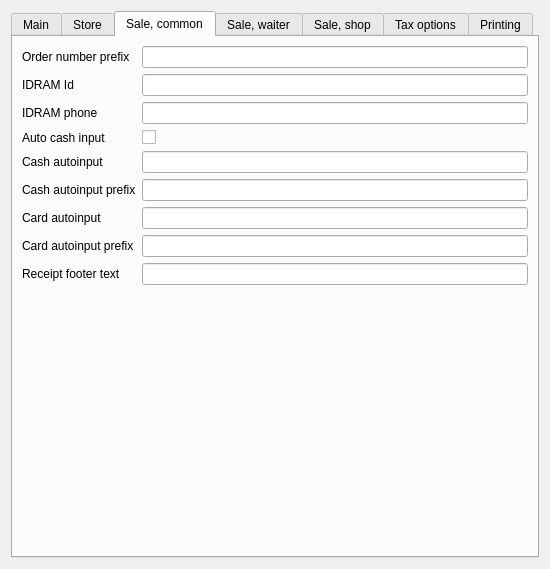
Old version of the form Reports/c5settingswidget.ui in the repository End1-1/Cafe5.
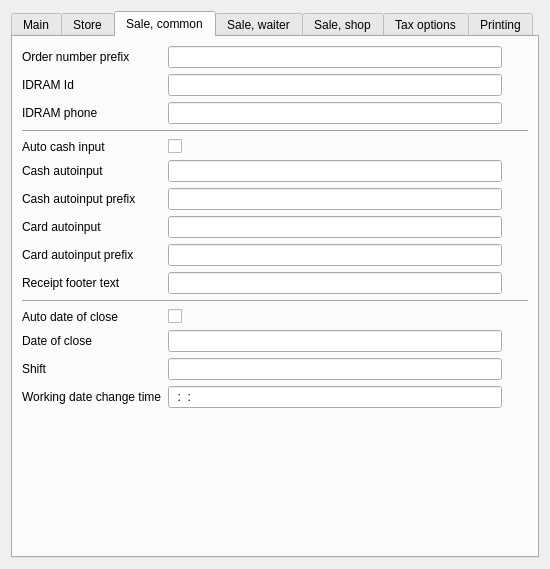
New version of the form. The open tabs and pages were chosen to show the change. Custom widgets are drawn as their Qt base class.

```diff
--- a/Reports/c5settingswidget.ui
+++ b/Reports/c5settingswidget.ui
@@ -19,8 +19,8 @@
   <property name="windowTitle">
    <string>Form</string>
   </property>
-  <layout class="QVBoxLayout" name="verticalLayout_2">
-   <item>
+  <layout class="QGridLayout" name="gridLayout">
+   <item row="0" column="0">
     <widget class="QTabWidget" name="tabWidget">
      <property name="focusPolicy">
       <enum>Qt::NoFocus</enum>
@@ -362,58 +362,111 @@
       <attribute name="title">
        <string>Sale, common</string>
       </attribute>
-      <layout class="QGridLayout" name="gridLayout">
-       <item row="5" column="2">
-        <widget class="C5LineEdit" name="leCashId">
+      <layout class="QGridLayout" name="gridLayout_8">
+       <item row="8" column="0">
+        <widget class="QLabel" name="label_40">
+         <property name="text">
+          <string>Card autoinput prefix</string>
+         </property>
+        </widget>
+       </item>
+       <item row="6" column="1">
+        <widget class="C5LineEdit" name="leCashIdPrefix">
          <property name="Tag" stdset="0">
           <number>32</number>
          </property>
         </widget>
        </item>
-       <item row="13" column="2">
-        <spacer name="verticalSpacer_2">
+       <item row="0" column="0">
+        <widget class="QLabel" name="label_10">
+         <property name="text">
+          <string>Order number prefix</string>
+         </property>
+        </widget>
+       </item>
+       <item row="10" column="0" colspan="3">
+        <widget class="Line" name="line_2">
          <property name="orientation">
-          <enum>Qt::Vertical</enum>
+          <enum>Qt::Horizontal</enum>
          </property>
-         <property name="sizeHint" stdset="0">
-          <size>
-           <width>20</width>
-           <height>40</height>
-          </size>
-         </property>
-        </spacer>
+        </widget>
        </item>
-       <item row="4" column="2">
-        <widget class="C5CheckBox" name="chAutoCash">
-         <property name="text">
-          <string/>
+       <item row="3" column="0" colspan="3">
+        <widget class="Line" name="line">
+         <property name="orientation">
+          <enum>Qt::Horizontal</enum>
          </property>
+        </widget>
+       </item>
+       <item row="12" column="1">
+        <widget class="C5LineEdit" name="leDateOfClose">
          <property name="Tag" stdset="0">
           <number>38</number>
          </property>
         </widget>
        </item>
-       <item row="9" column="2">
+       <item row="5" column="0">
+        <widget class="QLabel" name="label_34">
+         <property name="text">
+          <string>Cash autoinput</string>
+         </property>
+        </widget>
+       </item>
+       <item row="8" column="1">
         <widget class="C5LineEdit" name="leCardIdPrefix">
          <property name="Tag" stdset="0">
           <number>37</number>
          </property>
         </widget>
        </item>
-       <item row="1" column="2">
-        <widget class="C5LineEdit" name="leIDRAMID">
+       <item row="11" column="0">
+        <widget class="QLabel" name="label_24">
+         <property name="text">
+          <string>Auto date of close</string>
+         </property>
+        </widget>
+       </item>
+       <item row="14" column="0">
+        <widget class="QLabel" name="label_30">
+         <property name="text">
+          <string>Working date change time</string>
+         </property>
+        </widget>
+       </item>
+       <item row="7" column="1">
+        <widget class="C5LineEdit" name="leCardId">
          <property name="Tag" stdset="0">
           <number>3</number>
          </property>
         </widget>
        </item>
-       <item row="0" column="2">
+       <item row="1" column="0">
+        <widget class="QLabel" name="label_3">
+         <property name="text">
+          <string>IDRAM Id</string>
+         </property>
+        </widget>
+       </item>
+       <item row="0" column="1">
         <widget class="C5LineEdit" name="leOrderPrefix">
          <property name="Tag" stdset="0">
           <number>10</number>
          </property>
         </widget>
        </item>
+       <item row="15" column="2">
+        <spacer name="verticalSpacer_2">
+         <property name="orientation">
+          <enum>Qt::Vertical</enum>
+         </property>
+         <property name="sizeHint" stdset="0">
+          <size>
+           <width>20</width>
+           <height>40</height>
+          </size>
+         </property>
+        </spacer>
+       </item>
        <item row="6" column="0">
         <widget class="QLabel" name="label_39">
          <property name="text">
@@ -421,36 +474,32 @@
          </property>
         </widget>
        </item>
-       <item row="0" column="0">
-        <widget class="QLabel" name="label_10">
+       <item row="12" column="0">
+        <widget class="QLabel" name="label_60">
          <property name="text">
-          <string>Order number prefix</string>
+          <string>Date of close</string>
          </property>
         </widget>
        </item>
-       <item row="1" column="0">
-        <widget class="QLabel" name="label_3">
-         <property name="text">
-          <string>IDRAM Id</string>
+       <item row="14" column="1">
+        <widget class="C5LineEdit" name="leChangeWorkingDateTime">
+         <property name="inputMask">
+          <string>##:##:##</string>
          </property>
         </widget>
        </item>
-       <item row="2" column="0">
-        <widget class="QLabel" name="label_4">
+       <item row="4" column="1">
+        <widget class="C5CheckBox" name="chAutoCash">
          <property name="text">
-          <string>IDRAM phone</string>
+          <string/>
          </property>
-        </widget>
-       </item>
-       <item row="6" column="2">
-        <widget class="C5LineEdit" name="leCashIdPrefix">
          <property name="Tag" stdset="0">
           <number>36</number>
          </property>
         </widget>
        </item>
-       <item row="2" column="2">
-        <widget class="C5LineEdit" name="leIDRAMPhone">
+       <item row="9" column="1">
+        <widget class="C5LineEdit" name="leReceiptFooterText">
          <property name="Tag" stdset="0">
           <number>4</number>
          </property>
@@ -463,10 +512,17 @@
          </property>
         </widget>
        </item>
-       <item row="9" column="0">
-        <widget class="QLabel" name="label_40">
+       <item row="2" column="0">
+        <widget class="QLabel" name="label_4">
          <property name="text">
-          <string>Card autoinput prefix</string>
+          <string>IDRAM phone</string>
+         </property>
+        </widget>
+       </item>
+       <item row="5" column="1">
+        <widget class="C5LineEdit" name="leCashId">
+         <property name="Tag" stdset="0">
+          <number>32</number>
          </property>
         </widget>
        </item>
@@ -477,34 +533,51 @@
          </property>
         </widget>
        </item>
-       <item row="10" column="2">
-        <widget class="C5LineEdit" name="leReceiptFooterText">
-         <property name="Tag" stdset="0">
-          <number>56</number>
-         </property>
-        </widget>
-       </item>
-       <item row="5" column="0">
-        <widget class="QLabel" name="label_34">
-         <property name="text">
-          <string>Cash autoinput</string>
-         </property>
-        </widget>
-       </item>
-       <item row="7" column="2">
-        <widget class="C5LineEdit" name="leCardId">
-         <property name="Tag" stdset="0">
-          <number>35</number>
-         </property>
-        </widget>
-       </item>
-       <item row="10" column="0">
+       <item row="9" column="0">
         <widget class="QLabel" name="label_55">
          <property name="text">
           <string>Receipt footer text</string>
          </property>
         </widget>
        </item>
+       <item row="1" column="1">
+        <widget class="C5LineEdit" name="leIDRAMID">
+         <property name="Tag" stdset="0">
+          <number>3</number>
+         </property>
+        </widget>
+       </item>
+       <item row="11" column="1">
+        <widget class="C5CheckBox" name="chAutoDateCash">
+         <property name="text">
+          <string/>
+         </property>
+         <property name="Tag" stdset="0">
+          <number>19</number>
+         </property>
+        </widget>
+       </item>
+       <item row="2" column="1">
+        <widget class="C5LineEdit" name="leIDRAMPhone">
+         <property name="Tag" stdset="0">
+          <number>4</number>
+         </property>
+        </widget>
+       </item>
+       <item row="13" column="1">
+        <widget class="C5LineEdit" name="leShift">
+         <property name="Shift" stdset="0">
+          <number>31</number>
+         </property>
+        </widget>
+       </item>
+       <item row="13" column="0">
+        <widget class="QLabel" name="label_61">
+         <property name="text">
+          <string>Shift</string>
+         </property>
+        </widget>
+       </item>
       </layout>
      </widget>
      <widget class="QWidget" name="tab_5">
@@ -610,37 +683,6 @@
         </widget>
        </item>
        <item row="7" column="0">
-        <widget class="QLabel" name="label_30">
-         <property name="text">
-          <string>Working date change time</string>
-         </property>
-        </widget>
-       </item>
-       <item row="5" column="0">
-        <widget class="QLabel" name="label_19">
-         <property name="text">
-          <string>Hotel database</string>
-         </property>
-        </widget>
-       </item>
-       <item row="2" column="0">
-        <widget class="QLabel" name="label_24">
-         <property name="text">
-          <string>Service amount mode</string>
-         </property>
-        </widget>
-       </item>
-       <item row="7" column="1">
-        <widget class="C5LineEdit" name="leChangeWorkingDateTime">
-         <property name="inputMask">
-          <string>##:##:##</string>
-         </property>
-         <property name="Tag" stdset="0">
-          <number>26</number>
-         </property>
-        </widget>
-       </item>
-       <item row="9" column="0">
         <widget class="QLabel" name="label_33">
          <property name="text">
           <string>Car mode</string>
```
Left out of the diff: 183 changed lines with no effect on the pictures.
